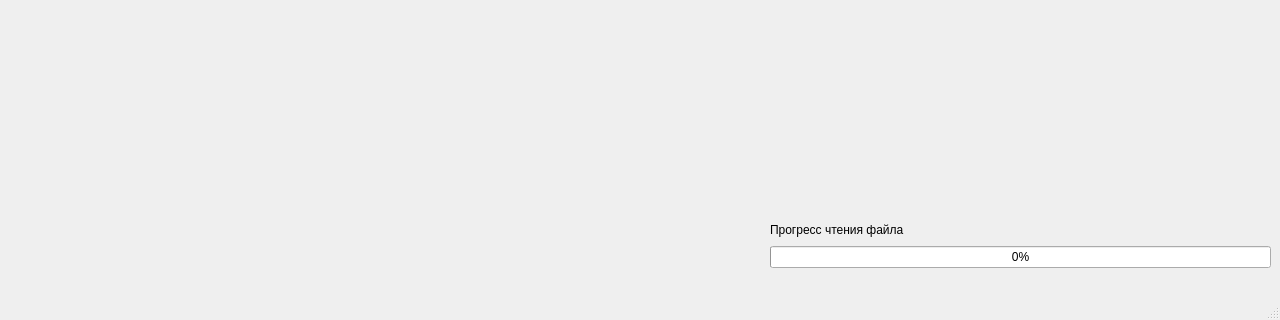
Old version of the form src/main/mainwindow.ui in the repository splashgywastaken/3d_project_qmake; both pictures show x 0 to 1280 and y 400 to 720 of the 1280 by 720 pixel window.
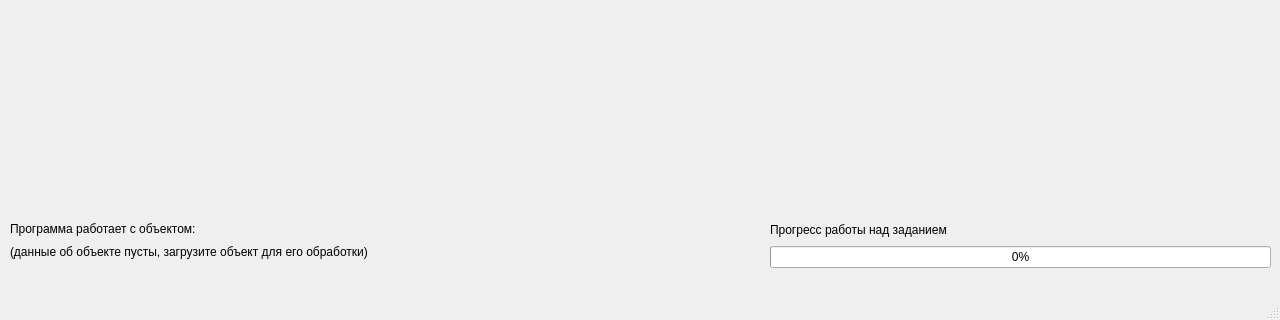
New version of the form.

Commit message:
Made globalState class, singleton for QPogressBar
Made so that progressBar should be passed as an argument to a function. Therfore, designed singleton class for this and made GlobalState .h file

The edit to the form file:
```diff
--- a/src/main/mainwindow.ui
+++ b/src/main/mainwindow.ui
@@ -25,7 +25,7 @@
     </property>
     <layout class="QVBoxLayout" name="openGLLayout"/>
    </widget>
-   <widget class="QWidget" name="">
+   <widget class="QWidget" name="layoutWidget">
     <property name="geometry">
      <rect>
       <x>770</x>
@@ -38,7 +38,7 @@
      <item>
       <widget class="QLabel" name="taskLabel">
        <property name="text">
-        <string>Прогресс чтения файла</string>
+        <string>Прогресс работы над заданием</string>
        </property>
       </widget>
      </item>
@@ -51,6 +51,32 @@
      </item>
     </layout>
    </widget>
+   <widget class="QWidget" name="verticalLayoutWidget_2">
+    <property name="geometry">
+     <rect>
+      <x>10</x>
+      <y>620</y>
+      <width>441</width>
+      <height>40</height>
+     </rect>
+    </property>
+    <layout class="QVBoxLayout" name="currentObjectDataLayout">
+     <item>
+      <widget class="QLabel" name="label">
+       <property name="text">
+        <string>Программа работает с объектом:</string>
+       </property>
+      </widget>
+     </item>
+     <item>
+      <widget class="QLabel" name="objectNameLabel">
+       <property name="text">
+        <string>(данные об объекте пусты, загрузите объект для его обработки)</string>
+       </property>
+      </widget>
+     </item>
+    </layout>
+   </widget>
   </widget>
   <widget class="QMenuBar" name="menubar">
    <property name="geometry">
```
The commit also changes 20 other files.
